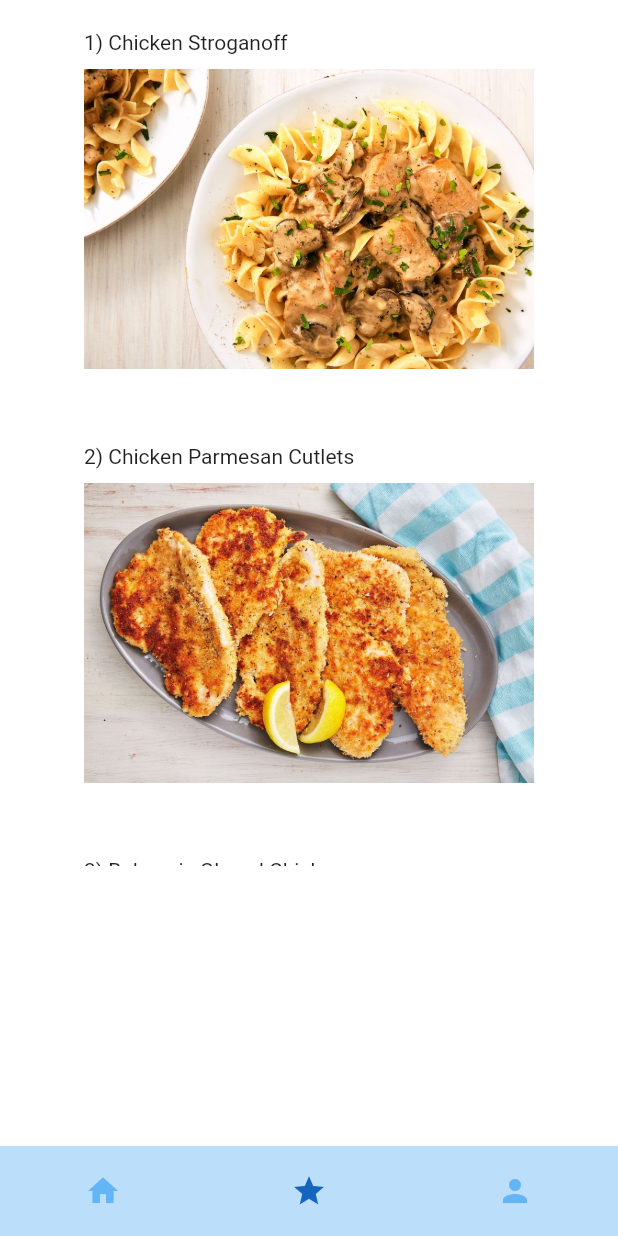
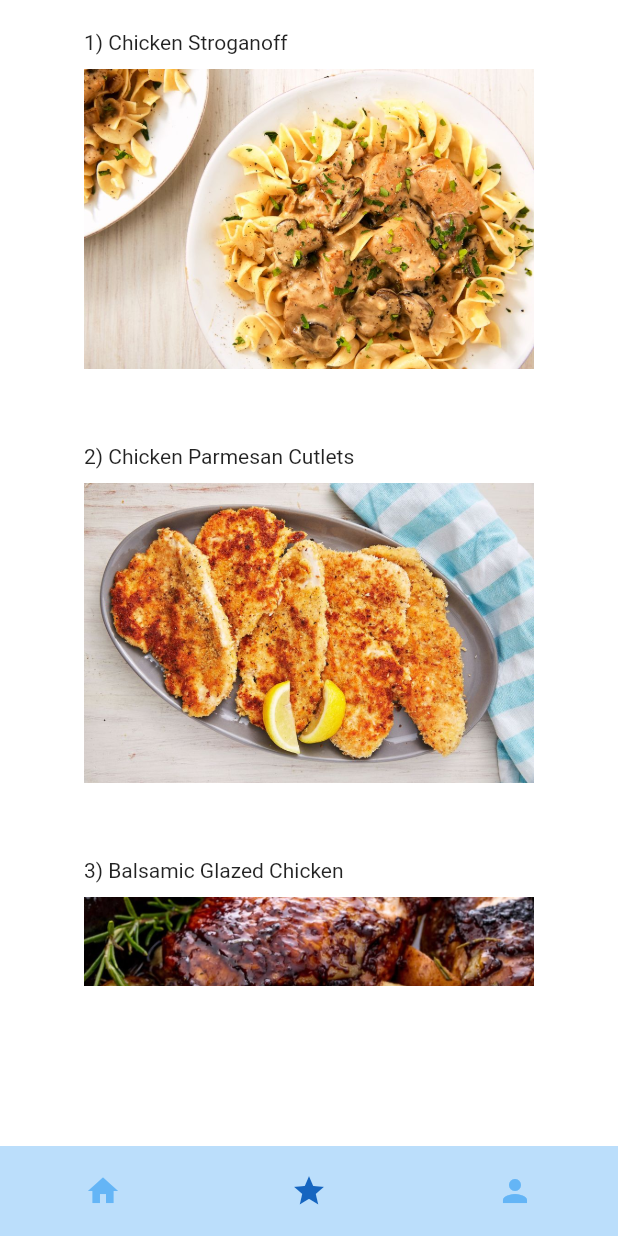
Before and after one commit to Haelioe/recipe_app, a Flutter app: the FavoritesScreen screen opened directly, on a phone screen of 412 x 824 dp. Run offline on Flutter 3.47's test engine with Material 2 defaults, Android fonts, the phone set to English and light mode, and no system bars.

Commit message:
I messed up the height to the list view

```diff
--- a/lib/screens/favorites_screen.dart
+++ b/lib/screens/favorites_screen.dart
@@ -19,7 +19,7 @@ class _FavoritesScreenState extends State<FavoritesScreen> {
             SizedBox(height: 20.0),
             Container(
               width: 300.0,
-              height: 557.0,
+              height: 637.0,
               child: ListView(
                 scrollDirection: Axis.vertical,
                 children: [
```
